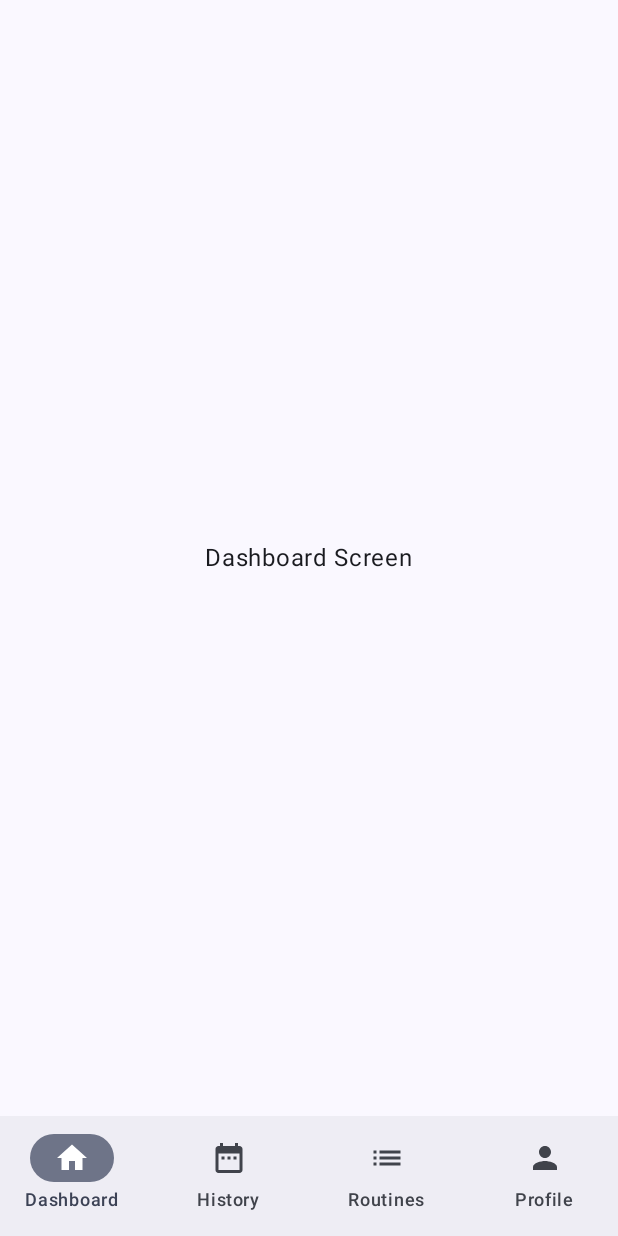
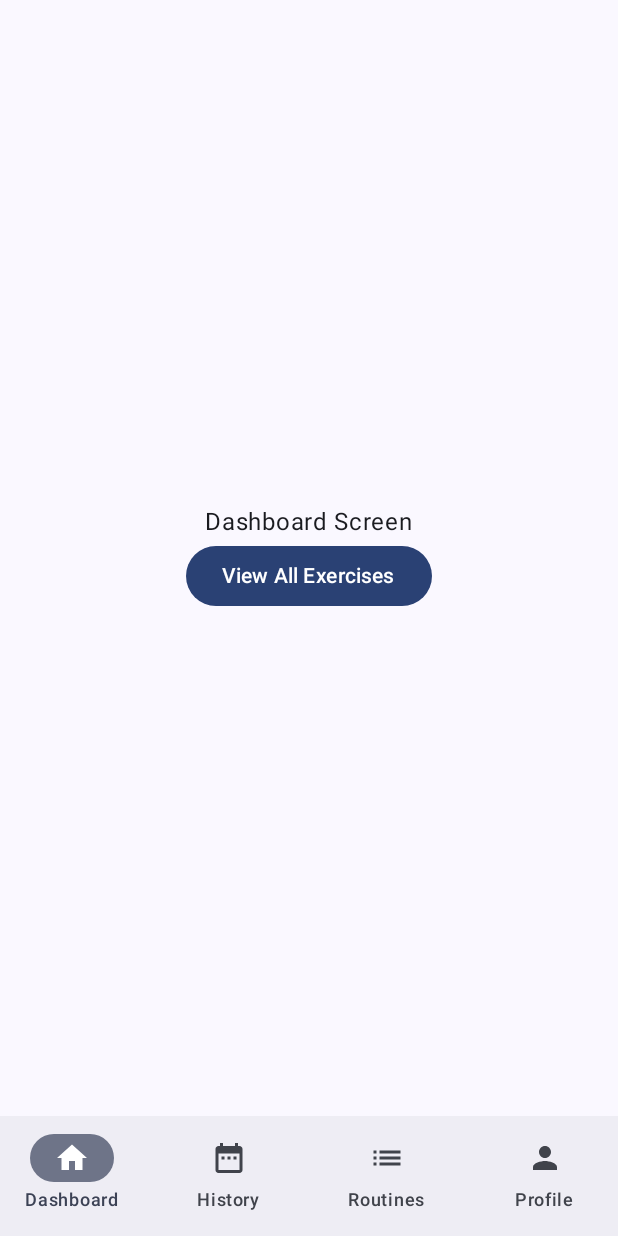
Before and after one commit to sachinpandeyatd/SweatNote, an Android app built with Jetpack Compose: the screen it shows after launch (MainActivity), on a phone screen of 412 x 824 dp. Run offline under Robolectric (Android 15) with nearby library versions, the phone set to English and light mode, and no system bars.

Commit message:
Create the Screens

```diff
--- a/app/build.gradle.kts
+++ b/app/build.gradle.kts
@@ -3,6 +3,7 @@ plugins {
     alias(libs.plugins.kotlin.android)
 //    alias(libs.plugins.kotlin.compose)
     alias(libs.plugins.ksp)
+    id("com.google.gms.google-services")
 }
 
 android {
@@ -75,6 +76,7 @@ dependencies {
     implementation(platform(libs.firebase.bom))
     implementation(libs.firebase.firestore)
     implementation(libs.firebase.auth)
+    implementation(libs.firebase.analytics)
 
     // Testing
     testImplementation(libs.junit)
--- a/app/src/main/AndroidManifest.xml
+++ b/app/src/main/AndroidManifest.xml
@@ -2,6 +2,7 @@
 <manifest xmlns:android="http://schemas.android.com/apk/res/android" xmlns:tools="http://schemas.android.com/tools" >
 
     <application
+        android:name=".SweatNoteApplication"
         android:allowBackup="true"
         android:dataExtractionRules="@xml/data_extraction_rules"
         android:fullBackupContent="@xml/backup_rules"
--- /dev/null
+++ b/app/src/main/java/com/sweatnote/app/SweatNoteApplication.kt
@@ -0,0 +1,8 @@
+package com.sweatnote.app
+
+import android.app.Application
+import com.sweatnote.app.data.SweatNoteDatabase
+
+class SweatNoteApplication : Application() {
+    val database: SweatNoteDatabase by lazy { SweatNoteDatabase.getDatabase(this) }
+}
--- a/app/src/main/java/com/sweatnote/app/data/ExerciseDao.kt
+++ b/app/src/main/java/com/sweatnote/app/data/ExerciseDao.kt
@@ -1,6 +1,8 @@
 package com.sweatnote.app.data
 
 import androidx.room.Dao
+import androidx.room.Insert
+import androidx.room.OnConflictStrategy
 import androidx.room.Query
 import kotlinx.coroutines.flow.Flow
 
@@ -8,4 +10,7 @@ import kotlinx.coroutines.flow.Flow
 interface ExerciseDao {
     @Query("SELECT * FROM exercises ORDER BY name ASC")
     fun getAllExercises(): Flow<List<Exercise>>
+
+    @Insert(onConflict = OnConflictStrategy.REPLACE)
+    suspend fun insertExercise(exercise: Exercise)
 }
--- a/app/src/main/java/com/sweatnote/app/navigation/AppNavHost.kt
+++ b/app/src/main/java/com/sweatnote/app/navigation/AppNavHost.kt
@@ -6,6 +6,7 @@ import androidx.navigation.NavHostController
 import androidx.navigation.compose.NavHost
 import androidx.navigation.compose.composable
 import com.sweatnote.app.ui.screens.DashboardScreen
+import com.sweatnote.app.ui.screens.ExerciseListScreen
 import com.sweatnote.app.ui.screens.HistoryScreen
 import com.sweatnote.app.ui.screens.ProfileScreen
 import com.sweatnote.app.ui.screens.RoutinesScreen
@@ -14,7 +15,7 @@ import com.sweatnote.app.ui.screens.RoutinesScreen
 fun AppNavHost(navController: NavHostController, modifier: Modifier = Modifier){
     NavHost(navController = navController, startDestination = Screen.Dashboard.route, modifier = modifier){
         composable(Screen.Dashboard.route){
-            DashboardScreen()
+            DashboardScreen(navController = navController)
         }
         composable(Screen.History.route){
             HistoryScreen()
@@ -25,5 +26,8 @@ fun AppNavHost(navController: NavHostController, modifier: Modifier = Modifier){
         composable(Screen.Profile.route){
             ProfileScreen()
         }
+        composable("exercise_list") {
+            ExerciseListScreen()
+        }
     }
 }
--- a/app/src/main/java/com/sweatnote/app/ui/screens/DashboardScreen.kt
+++ b/app/src/main/java/com/sweatnote/app/ui/screens/DashboardScreen.kt
@@ -1,18 +1,25 @@
 package com.sweatnote.app.ui.screens
 
-import androidx.compose.foundation.layout.Box
+import androidx.compose.foundation.layout.Arrangement
+import androidx.compose.foundation.layout.Column
 import androidx.compose.foundation.layout.fillMaxSize
+import androidx.compose.material3.Button
 import androidx.compose.material3.Text
 import androidx.compose.runtime.Composable
 import androidx.compose.ui.Alignment
 import androidx.compose.ui.Modifier
+import androidx.navigation.NavController
 
 @Composable
-fun DashboardScreen() {
-    Box(
+fun DashboardScreen(navController: NavController) {
+    Column(
         modifier = Modifier.fillMaxSize(),
-        contentAlignment = Alignment.Center
-    ){
+        horizontalAlignment = Alignment.CenterHorizontally,
+        verticalArrangement = Arrangement.Center
+    ) {
         Text("Dashboard Screen")
+        Button(onClick = { navController.navigate("exercise_list") }) {
+            Text("View All Exercises")
+        }
     }
 }
--- a/build.gradle.kts
+++ b/build.gradle.kts
@@ -4,4 +4,5 @@ plugins {
     alias(libs.plugins.kotlin.android) apply false
 //    alias(libs.plugins.kotlin.compose) apply false
     alias(libs.plugins.ksp) apply false
+    id("com.google.gms.google-services") version "4.4.3" apply false
 }
--- a/gradle/libs.versions.toml
+++ b/gradle/libs.versions.toml
@@ -15,6 +15,7 @@ ksp = "1.9.23-1.0.20" # Kotlin Symbol Processing plugin
 
 [libraries]
 androidx-core-ktx = { group = "androidx.core", name = "core-ktx", version.ref = "coreKtx" }
+firebase-analytics = { module = "com.google.firebase:firebase-analytics" }
 junit = { group = "junit", name = "junit", version.ref = "junit" }
 androidx-junit = { group = "androidx.test.ext", name = "junit", version.ref = "junitVersion" }
 androidx-espresso-core = { group = "androidx.test.espresso", name = "espresso-core", version.ref = "espressoCore" }
```
Also changed, not shown: app/src/main/java/com/sweatnote/app/data/SweatNoteDatabase.kt (+25 -1 lines), app/src/main/java/com/sweatnote/app/ui/screens/exercise.ExerciseListScreen.kt (added, +64 -0 lines), app/src/main/java/com/sweatnote/app/ui/viewmodels/ExerciseListViewModel.kt (added, +17 -0 lines), app/src/main/java/com/sweatnote/app/ui/viewmodels/ViewModelFactory.kt (added, +21 -0 lines).
